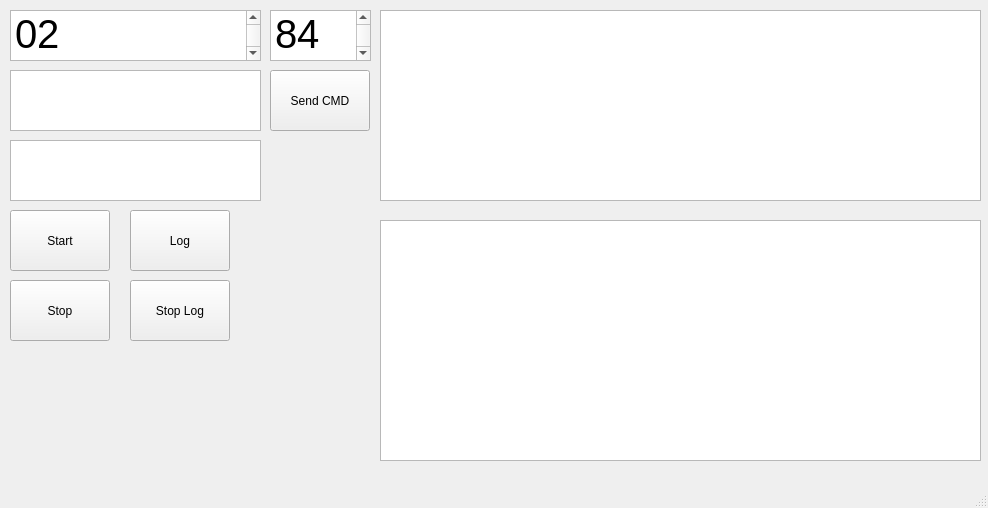
Above: mainwindow.ui from wendeliu/UDPtool before the change. Below: the same form after it.
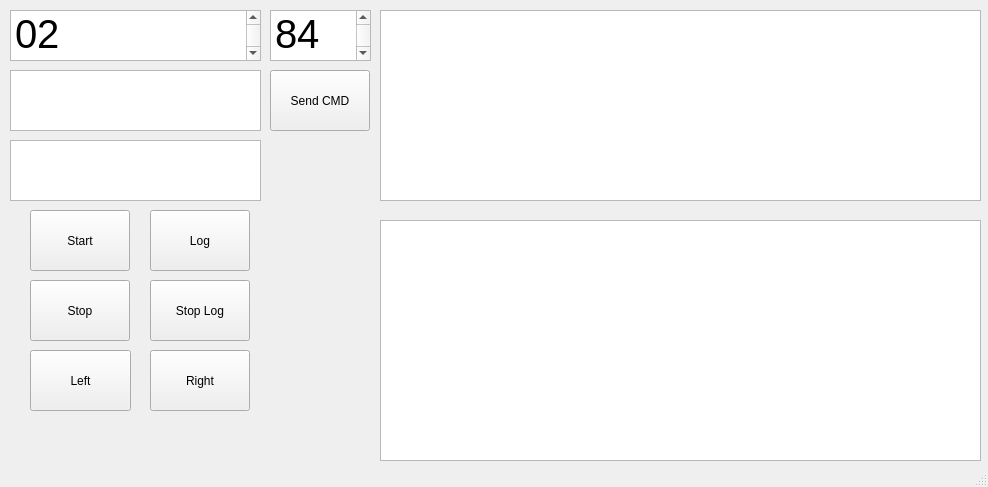
That is the form after the change.

```diff
--- a/mainwindow.ui
+++ b/mainwindow.ui
@@ -7,7 +7,7 @@
     <x>0</x>
     <y>0</y>
     <width>988</width>
-    <height>508</height>
+    <height>487</height>
    </rect>
   </property>
   <property name="windowTitle">
@@ -99,7 +99,7 @@
    <widget class="QPushButton" name="start">
     <property name="geometry">
      <rect>
-      <x>10</x>
+      <x>30</x>
       <y>210</y>
       <width>100</width>
       <height>61</height>
@@ -112,7 +112,7 @@
    <widget class="QPushButton" name="stop">
     <property name="geometry">
      <rect>
-      <x>10</x>
+      <x>30</x>
       <y>280</y>
       <width>100</width>
       <height>61</height>
@@ -125,7 +125,7 @@
    <widget class="QPushButton" name="log">
     <property name="geometry">
      <rect>
-      <x>130</x>
+      <x>150</x>
       <y>210</y>
       <width>100</width>
       <height>61</height>
@@ -138,7 +138,7 @@
    <widget class="QPushButton" name="stop_log">
     <property name="geometry">
      <rect>
-      <x>130</x>
+      <x>150</x>
       <y>280</y>
       <width>100</width>
       <height>61</height>
@@ -158,6 +158,32 @@
      </rect>
     </property>
    </widget>
+   <widget class="QPushButton" name="pushButton_2">
+    <property name="geometry">
+     <rect>
+      <x>30</x>
+      <y>350</y>
+      <width>101</width>
+      <height>61</height>
+     </rect>
+    </property>
+    <property name="text">
+     <string>Left</string>
+    </property>
+   </widget>
+   <widget class="QPushButton" name="pushButton_3">
+    <property name="geometry">
+     <rect>
+      <x>150</x>
+      <y>350</y>
+      <width>100</width>
+      <height>61</height>
+     </rect>
+    </property>
+    <property name="text">
+     <string>Right</string>
+    </property>
+   </widget>
   </widget>
   <widget class="QMenuBar" name="menubar">
    <property name="geometry">
```
